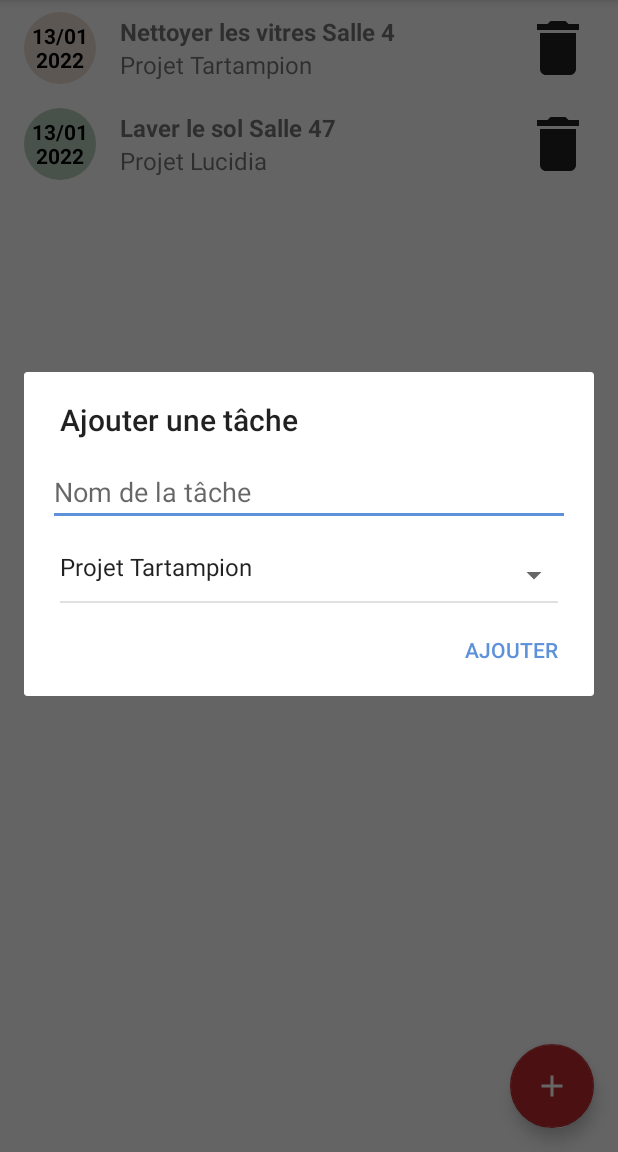
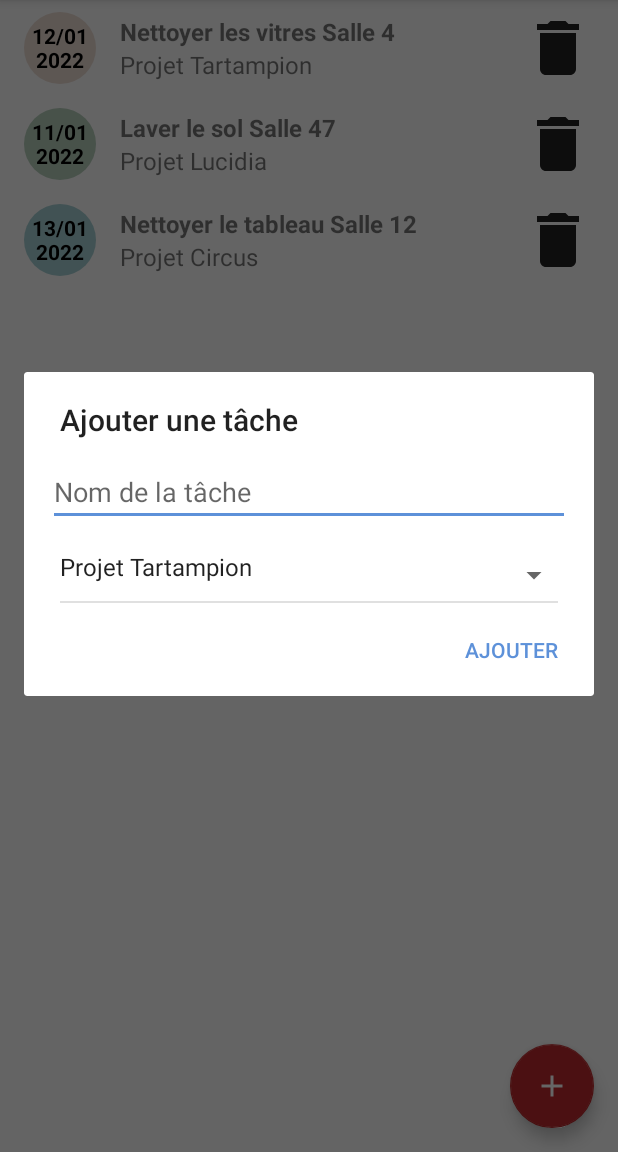
Before and after one commit to Johan928/Todoc_P5_Johan928, an Android app: the screen it shows after launch (MainActivity), after a tap on "Ajouter une tâche", on a phone screen of 412 x 824 dp, the part 84-1236 px from its top. Run offline under Robolectric (Android 15) with nearby library versions, the phone set to English and light mode, and no system bars; our stand-ins replace Room's generated code.

Commit message:
added generate tasks

```diff
--- a/app/src/main/java/com/cleanup/todoc/database/TodocDatabase.java
+++ b/app/src/main/java/com/cleanup/todoc/database/TodocDatabase.java
@@ -65,17 +65,22 @@ public abstract class TodocDatabase extends RoomDatabase {
                 projectDao.insert(project2);
                 projectDao.insert(project3);
 
-                TaskDao taskDao = INSTANCE.taskDao();
-                taskDao.deleteAll();
-
-                Task task = new Task(1L, "Nettoyer les vitres Salle 4", new Date().getTime());
-                taskDao.insert(task);
-                Task task1 = new Task(2L, "Laver le sol Salle 47", new Date().getTime());
-                taskDao.insert(task1);
+                createTasksForTest();
 
             });
         }
     };
 
+    public static void createTasksForTest() {
+        TaskDao taskDao = INSTANCE.taskDao();
+        taskDao.deleteAll();
+        Task task = new Task(1L, "Nettoyer les vitres Salle 4", new Date().getTime() - 86400000);
+        taskDao.insert(task);
+        Task task1 = new Task(2L, "Laver le sol Salle 47", new Date().getTime() - (86400000 * 2));
+        taskDao.insert(task1);
+        Task task3 = new Task(3L, "Nettoyer le tableau Salle 12", new Date().getTime());
+        taskDao.insert(task3);
+    }
+
 
 }
--- a/app/src/main/java/com/cleanup/todoc/ui/MainActivity.java
+++ b/app/src/main/java/com/cleanup/todoc/ui/MainActivity.java
@@ -24,6 +24,7 @@ import androidx.recyclerview.widget.LinearLayoutManager;
 import androidx.recyclerview.widget.RecyclerView;
 
 import com.cleanup.todoc.R;
+import com.cleanup.todoc.database.TodocDatabase;
 import com.cleanup.todoc.model.Project;
 import com.cleanup.todoc.model.Task;
 import com.cleanup.todoc.viewmodels.ProjectViewModel;
@@ -107,7 +108,7 @@ public class MainActivity extends AppCompatActivity {
         taskViewModel.getAllTasks().observe(this, tasks -> {
 
             updateTasks();
-            Log.d(TAG, "123: changed");
+
             tasksAdapter.submitList(tasks);
 
         });
@@ -146,11 +147,68 @@ public class MainActivity extends AppCompatActivity {
             sortMethod = SortMethod.OLD_FIRST;
         } else if (id == R.id.filter_recent_first) {
             sortMethod = SortMethod.RECENT_FIRST;
+        } else if (id == R.id.generate_tasks) {
+            TodocDatabase.databaseWriteExecutor.execute(TodocDatabase::createTasksForTest);
         }
 
         updateTasks();
 
         return super.onOptionsItemSelected(item);
+    }
+
+    /**
+     * Shows the Dialog for adding a Task
+     */
+    private void showAddTaskDialog() {
+        final AlertDialog dialog = getAddTaskDialog();
+
+        dialog.show();
+
+        dialogEditText = dialog.findViewById(R.id.txt_task_name);
+        dialogSpinner = dialog.findViewById(R.id.project_spinner);
+
+        populateDialogSpinner();
+    }
+
+    /**
+     * Returns the dialog allowing the user to create a new task.
+     *
+     * @return the dialog allowing the user to create a new task
+     */
+    @NonNull
+    private AlertDialog getAddTaskDialog() {
+        final AlertDialog.Builder alertBuilder = new AlertDialog.Builder(this, R.style.Dialog);
+
+        alertBuilder.setTitle(R.string.add_task);
+        alertBuilder.setView(R.layout.dialog_add_task);
+        alertBuilder.setPositiveButton(R.string.add, null);
+        alertBuilder.setOnDismissListener(dialogInterface -> {
+            dialogEditText = null;
+            dialogSpinner = null;
+            dialog = null;
+        });
+
+        dialog = alertBuilder.create();
+
+        // This instead of listener to positive button in order to avoid automatic dismiss
+        dialog.setOnShowListener(dialogInterface -> {
+
+            Button button = dialog.getButton(AlertDialog.BUTTON_POSITIVE);
+            button.setOnClickListener(view -> onPositiveButtonClick(dialog));
+        });
+
+        return dialog;
+    }
+
+    /**
+     * Sets the data of the Spinner with projects to associate to a new task
+     */
+    private void populateDialogSpinner() {
+        final ArrayAdapter<Project> adapter = new ArrayAdapter<>(this, android.R.layout.simple_spinner_item, allProjects);
+        adapter.setDropDownViewResource(android.R.layout.simple_spinner_dropdown_item);
+        if (dialogSpinner != null) {
+            dialogSpinner.setAdapter(adapter);
+        }
     }
 
     /**
@@ -192,25 +250,13 @@ public class MainActivity extends AppCompatActivity {
                 dialogInterface.dismiss();
             }
         }
-        // If dialog is aloready closed
+        // If dialog is already closed
         else {
             dialogInterface.dismiss();
         }
     }
 
-    /**
-     * Shows the Dialog for adding a Task
-     */
-    private void showAddTaskDialog() {
-        final AlertDialog dialog = getAddTaskDialog();
 
-        dialog.show();
-
-        dialogEditText = dialog.findViewById(R.id.txt_task_name);
-        dialogSpinner = dialog.findViewById(R.id.project_spinner);
-
-        populateDialogSpinner();
-    }
 
     /**
      * Adds the given task to the list of created tasks.
@@ -257,46 +303,6 @@ public class MainActivity extends AppCompatActivity {
         }
     }
 
-    /**
-     * Returns the dialog allowing the user to create a new task.
-     *
-     * @return the dialog allowing the user to create a new task
-     */
-    @NonNull
-    private AlertDialog getAddTaskDialog() {
-        final AlertDialog.Builder alertBuilder = new AlertDialog.Builder(this, R.style.Dialog);
-
-        alertBuilder.setTitle(R.string.add_task);
-        alertBuilder.setView(R.layout.dialog_add_task);
-        alertBuilder.setPositiveButton(R.string.add, null);
-        alertBuilder.setOnDismissListener(dialogInterface -> {
-            dialogEditText = null;
-            dialogSpinner = null;
-            dialog = null;
-        });
-
-        dialog = alertBuilder.create();
-
-        // This instead of listener to positive button in order to avoid automatic dismiss
-        dialog.setOnShowListener(dialogInterface -> {
-
-            Button button = dialog.getButton(AlertDialog.BUTTON_POSITIVE);
-            button.setOnClickListener(view -> onPositiveButtonClick(dialog));
-        });
-
-        return dialog;
-    }
-
-    /**
-     * Sets the data of the Spinner with projects to associate to a new task
-     */
-    private void populateDialogSpinner() {
-        final ArrayAdapter<Project> adapter = new ArrayAdapter<>(this, android.R.layout.simple_spinner_item, allProjects);
-        adapter.setDropDownViewResource(android.R.layout.simple_spinner_dropdown_item);
-        if (dialogSpinner != null) {
-            dialogSpinner.setAdapter(adapter);
-        }
-    }
 
 
     /**
--- a/app/src/main/java/com/cleanup/todoc/ui/TasksAdapter.java
+++ b/app/src/main/java/com/cleanup/todoc/ui/TasksAdapter.java
@@ -40,6 +40,7 @@ public class TasksAdapter extends ListAdapter<Task, TasksAdapter.TaskViewHolder>
         public boolean areContentsTheSame(@NonNull Task oldItem, @NonNull Task newItem) {
             return oldItem.getName().equals(newItem.getName()) && oldItem.getProjectId() == newItem.getProjectId() && oldItem.getId() == newItem.getId();
         }
+
     };
     /**
      * The listener for when a task needs to be deleted
--- a/app/src/main/res/menu/actions.xml
+++ b/app/src/main/res/menu/actions.xml
@@ -26,7 +26,10 @@
                 android:id="@+id/filter_recent_first"
                 android:title="@string/sort_recent_first"
                 app:showAsAction="never|withText" />
-
+            <item
+                android:id="@+id/generate_tasks"
+                android:title="@string/generate_tasks"
+                app:showAsAction="never|withText" />
         </menu>
     </item>
 
--- a/app/src/main/res/values/strings.xml
+++ b/app/src/main/res/values/strings.xml
@@ -17,4 +17,5 @@
 
     <string name="empty_task_name">Le nom de la tâche doit être renseigné</string>
     <string name="delete_database">Delete database</string>
+    <string name="generate_tasks">Generate Tasks !!!</string>
 </resources>
```
